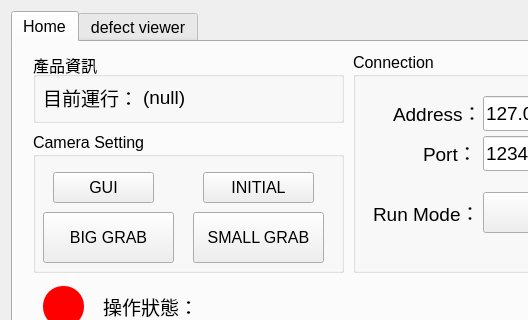
Before: the Qt Designer form widget.ui in hsinying-tsai/CT2, drawn with Qt 5; both pictures show x 0 to 528 and y 0 to 320 of the 1338 by 801 pixel window.
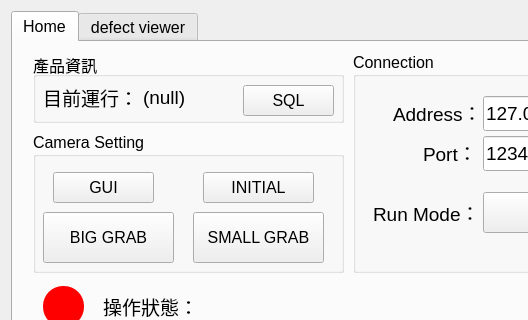
After: the same form once the commit is applied. Custom widgets are drawn as their Qt base class.

```diff
--- a/widget.ui
+++ b/widget.ui
@@ -1505,6 +1505,19 @@
          <string>(null)</string>
         </property>
        </widget>
+       <widget class="QPushButton" name="puB_SQL">
+        <property name="geometry">
+         <rect>
+          <x>210</x>
+          <y>33</y>
+          <width>91</width>
+          <height>31</height>
+         </rect>
+        </property>
+        <property name="text">
+         <string>SQL</string>
+        </property>
+       </widget>
       </widget>
       <widget class="QLabel" name="label_3">
        <property name="geometry">
```
